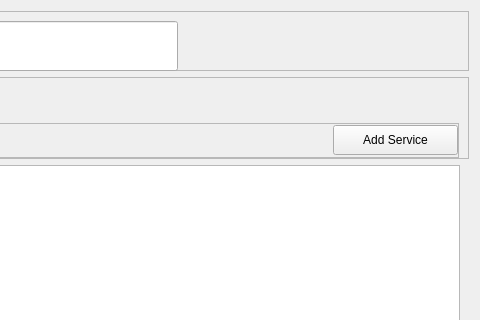
Old version of the form ui_files/services_page.ui in the repository xbryan25/hotel-management-system; both pictures show x 550 to 1030 and y 0 to 320 of the 1030 by 750 pixel window.
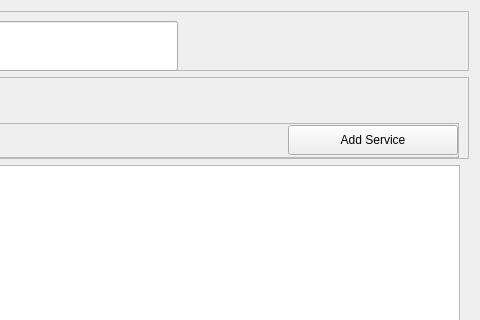
New version of the form.

Commit message:
ui(services_page): made add_service button consistent with add_reservation button in reservation_page
Also made the text color of the header and cells black

```diff
--- a/ui_files/services_page.ui
+++ b/ui_files/services_page.ui
@@ -141,7 +141,7 @@
           <widget class="QPushButton" name="add_service_button">
            <property name="minimumSize">
             <size>
-             <width>125</width>
+             <width>170</width>
              <height>30</height>
             </size>
            </property>
```
The commit also changes 2 other files.
